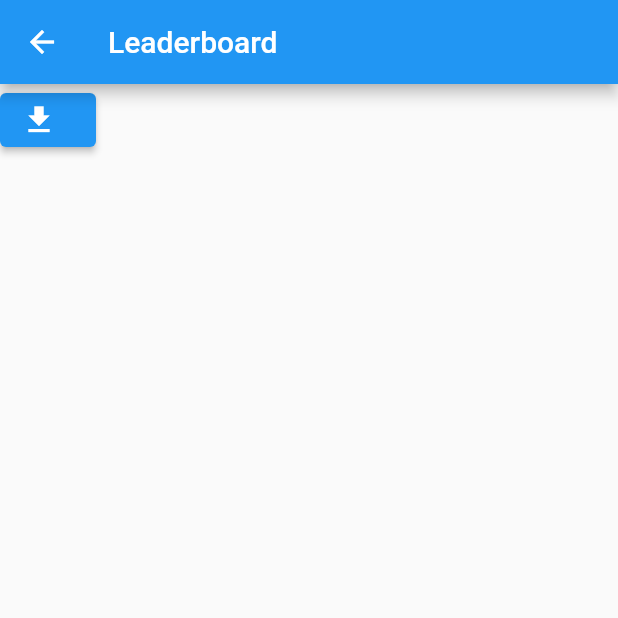
After one commit to TeamItchen/tap_tennis, a Flutter app: the screen it shows after launch, after a tap on "Leadboard", on a phone screen of 412 x 824 dp, the top half of it. The commit adds this screen. Run offline on Flutter 3.47's test engine with Material 2 defaults, Android fonts, the phone set to English and light mode, and no system bars; our stand-ins replace firebase_core, firebase_database; missing offline and left inert: flame; accounts and stored records are empty.

Commit message:
Updated Main Menu GUI

```diff
--- /dev/null
+++ b/lib/leaderboard.dart
@@ -0,0 +1,23 @@
+import 'package:flutter/material.dart';
+
+class Leaderboard extends StatelessWidget {
+  @override
+  Widget build(BuildContext context) {
+    return Scaffold(
+      appBar: AppBar(
+        title: const Text("Leaderboard"),
+      ),
+      body: Column(
+        children: <Widget>[
+          ElevatedButton.icon(
+            icon: Icon(Icons.download),
+            label: Text(""),
+            onPressed: () {
+              Navigator.pop(context);
+            },
+          )
+        ],
+      ),
+    );
+  }
+}
--- a/lib/main_menu.dart
+++ b/lib/main_menu.dart
@@ -3,6 +3,7 @@ import 'package:flutter/services.dart';
 import 'package:tap_tennis/colours.dart' as colours;
 import 'package:tap_tennis/play.dart' as play_page;
 import 'package:tap_tennis/options.dart' as options_page;
+import 'package:tap_tennis/leaderboard.dart' as leaderboard_page;
 
 class MainMenu extends StatelessWidget {
   final ButtonStyle btn_Style = ButtonStyle(
@@ -28,6 +29,8 @@ class MainMenu extends StatelessWidget {
               "Tap Tennis",
               style: TextStyle(fontSize: 40, fontWeight: FontWeight.bold),
             ),
+
+						//PLAY BUTTON
             ElevatedButton(
                 style: btn_Style,
                 onPressed: () {
@@ -37,10 +40,14 @@ class MainMenu extends StatelessWidget {
                   );
                 },
                 child: const Text("Start Game")),
+
+						//OPTIONS & LB BUTTONS
             Row(
               crossAxisAlignment: CrossAxisAlignment.center,
               mainAxisAlignment: MainAxisAlignment.spaceEvenly,
               children: [
+
+								//OPTIONS BUTTON
                 ElevatedButton(
                     style: btn_Style,
                     onPressed: () {
@@ -51,13 +58,18 @@ class MainMenu extends StatelessWidget {
                       );
                     },
                     child: const Text("Options")),
+
+								//LEADERBOARD BUTTON
                 ElevatedButton(
-                  style: btn_Style,
-                  onPressed: () {
-                    SystemNavigator.pop();
-                  },
-                  child: const Text("Quit"),
-                )
+                    style: btn_Style,
+                    onPressed: () {
+                      Navigator.push(
+                        context,
+                        MaterialPageRoute(
+                            builder: (context) => leaderboard_page.Leaderboard()),
+                      );
+                    },
+                    child: const Text("Leadboard")),
               ],
             )
           ],
```
Also changed, not shown: assets/images/Leaderboard.png (added), assets/images/Play.png (added), assets/images/Settings.png (added).
